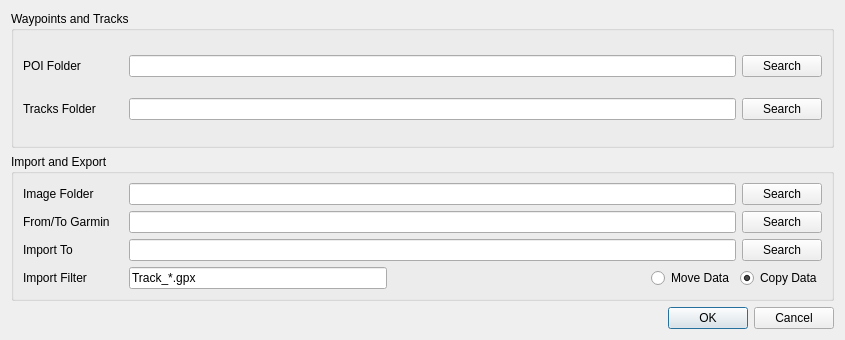
The window that src/configuration.ui (trumpton/POI) describes before a commit, drawn with Qt 5.
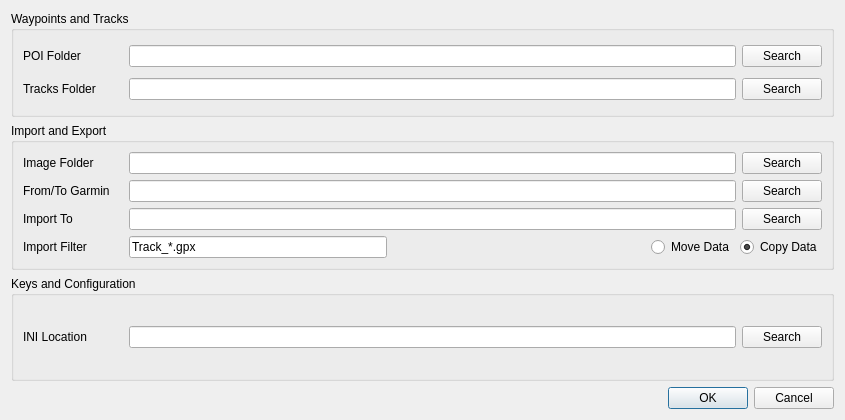
The same window after the commit. Icons and pictures are not drawn.

```diff
--- a/src/configuration.ui
+++ b/src/configuration.ui
@@ -7,7 +7,7 @@
     <x>0</x>
     <y>0</y>
     <width>845</width>
-    <height>340</height>
+    <height>420</height>
    </rect>
   </property>
   <property name="sizePolicy">
@@ -19,13 +19,13 @@
   <property name="minimumSize">
    <size>
     <width>0</width>
-    <height>340</height>
+    <height>420</height>
    </size>
   </property>
   <property name="maximumSize">
    <size>
     <width>16777215</width>
-    <height>340</height>
+    <height>420</height>
    </size>
   </property>
   <property name="windowTitle">
@@ -297,6 +297,54 @@
      </layout>
     </widget>
    </item>
+   <item>
+    <widget class="QGroupBox" name="groupBox_3">
+     <property name="title">
+      <string>Keys and Configuration</string>
+     </property>
+     <layout class="QHBoxLayout" name="horizontalLayout_2">
+      <item>
+       <layout class="QHBoxLayout" name="horizontalLayout_8">
+        <property name="leftMargin">
+         <number>0</number>
+        </property>
+        <property name="topMargin">
+         <number>0</number>
+        </property>
+        <item>
+         <widget class="QLabel" name="label_2">
+          <property name="minimumSize">
+           <size>
+            <width>100</width>
+            <height>0</height>
+           </size>
+          </property>
+          <property name="maximumSize">
+           <size>
+            <width>100</width>
+            <height>16777215</height>
+           </size>
+          </property>
+          <property name="text">
+           <string>INI Location</string>
+          </property>
+         </widget>
+        </item>
+        <item>
+         <widget class="QLineEdit" name="confIniFolder"/>
+        </item>
+        <item>
+         <widget class="QPushButton" name="pushButton_IniFolder">
+          <property name="text">
+           <string>Search</string>
+          </property>
+         </widget>
+        </item>
+       </layout>
+      </item>
+     </layout>
+    </widget>
+   </item>
    <item>
     <widget class="QDialogButtonBox" name="buttonBox">
      <property name="orientation">
```
